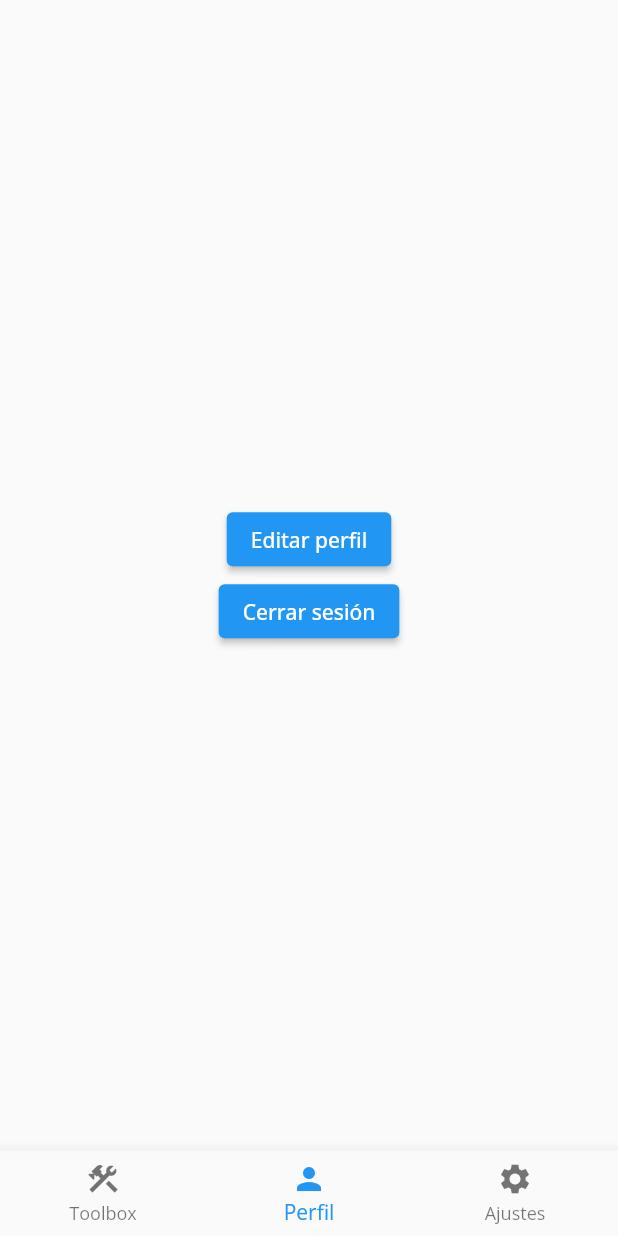
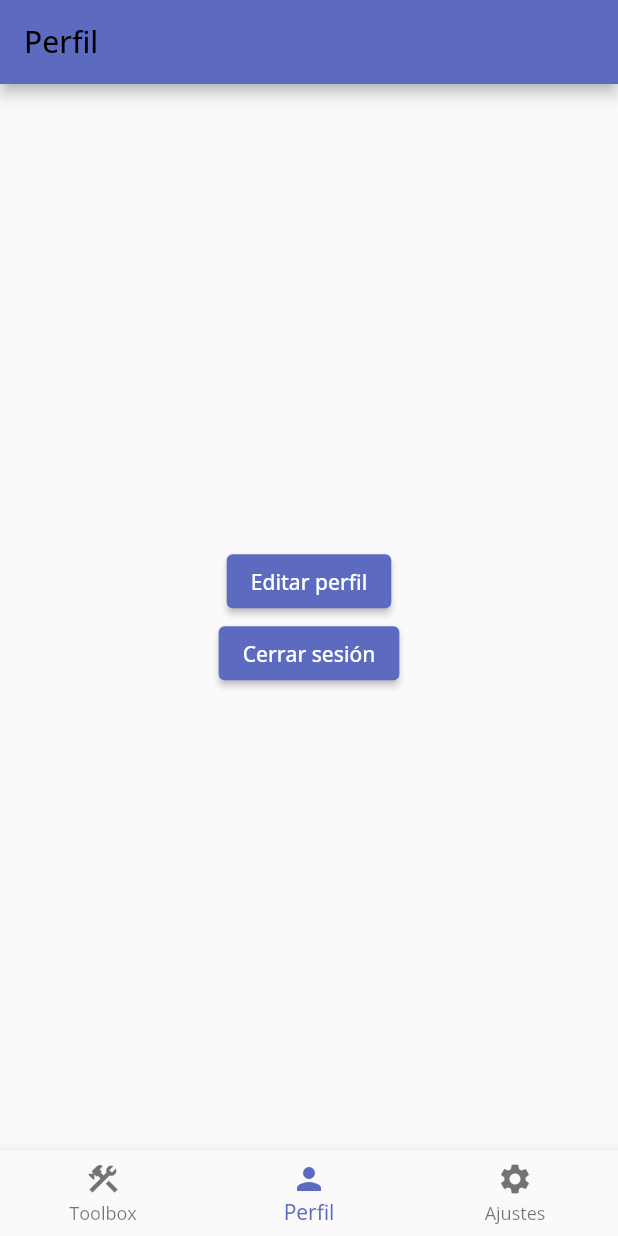
Before and after one commit to Sethyrus/absurd-toolbox, a Flutter app: the screen it shows once a user with an empty profile is signed in, item 2 of the bottom bar chosen, after a tap on "Cerrar sesión", on a phone screen of 412 x 824 dp. Run offline on Flutter 3.47's test engine with Material 2 defaults, Android fonts, the phone set to English and light mode, and no system bars; our stand-ins replace firebase_auth, firebase_core, flutter_easyloading, flutter_signin_button, google_fonts, google_sign_in and 1 more; missing offline and left inert: flutter_barcode_scanner, flutter_sound_lite; accounts and stored records are empty.

Commit message:
apaños estéticos

```diff
--- a/lib/screens/note_screen.dart
+++ b/lib/screens/note_screen.dart
@@ -185,7 +185,7 @@ class _NoteScreenState extends State<NoteScreen> {
         content: Form(
           key: _form,
           child: Container(
-            color: Colors.yellow[100],
+            color: Colors.yellow.shade100,
             height: double.infinity,
             child: Column(
               children: [
--- a/lib/screens/profile_screen.dart
+++ b/lib/screens/profile_screen.dart
@@ -10,6 +10,9 @@ class ProfileScreen extends StatelessWidget {
   Widget build(BuildContext context) {
     return Layout(
       statusBarColor: Colors.indigo.shade700,
+      themeColor: Colors.indigo.shade400,
+      title: "Perfil",
+      showAppBar: true,
       content: Center(
         child: Column(
           mainAxisAlignment: MainAxisAlignment.center,
@@ -18,12 +21,22 @@ class ProfileScreen extends StatelessWidget {
               onPressed: () {
                 Navigator.of(context).pushNamed(EditProfileScreen.routeName);
               },
+              style: ButtonStyle(
+                backgroundColor: MaterialStateProperty.all(
+                  Colors.indigo.shade400,
+                ),
+              ),
               child: Text("Editar perfil"),
             ),
             ElevatedButton(
               onPressed: () {
                 FirebaseAuth.instance.signOut();
               },
+              style: ButtonStyle(
+                backgroundColor: MaterialStateProperty.all(
+                  Colors.indigo.shade400,
+                ),
+              ),
               child: Text("Cerrar sesión"),
             ),
           ],
--- a/lib/screens/settings_screen.dart
+++ b/lib/screens/settings_screen.dart
@@ -8,8 +8,11 @@ class SettingsScreen extends StatelessWidget {
   Widget build(BuildContext context) {
     return Layout(
       statusBarColor: Colors.indigo.shade700,
+      title: "Ajustes",
+      themeColor: Colors.indigo.shade400,
+      showAppBar: true,
       content: Center(
-        child: Text("Settings"),
+        child: Text("Ajustes"),
       ),
     );
   }
--- a/lib/screens/tabs_screen.dart
+++ b/lib/screens/tabs_screen.dart
@@ -95,7 +95,7 @@ class _TabsScreenState extends State<TabsScreen> {
           type: BottomNavigationBarType.fixed,
           currentIndex: _currentIndex,
           onTap: (val) => _onTabNavigation(val, context),
-          backgroundColor: Theme.of(context).scaffoldBackgroundColor,
+          selectedItemColor: Colors.indigo.shade400,
           items: List<BottomNavigationBarItem>.generate(
             appNavigator.length,
             (index) => BottomNavigationBarItem(
--- a/lib/widgets/home/home_logo.dart
+++ b/lib/widgets/home/home_logo.dart
@@ -7,7 +7,7 @@ class HomeLogo extends StatelessWidget {
       width: double.infinity,
       padding: EdgeInsets.symmetric(vertical: 32),
       decoration: BoxDecoration(
-        color: Colors.indigo[400],
+        color: Colors.indigo.shade400,
         border: Border(
           bottom: BorderSide(
             color: Colors.black,
@@ -21,14 +21,14 @@ class HomeLogo extends StatelessWidget {
           Icon(
             Icons.construction,
             size: 64,
-            color: Colors.yellow[600],
+            color: Colors.yellow.shade600,
           ),
           Text(
             'Absurd Toolbox',
             style: TextStyle(
               fontSize: 24,
               fontWeight: FontWeight.bold,
-              color: Colors.yellow[600],
+              color: Colors.yellow.shade600,
             ),
           ),
         ],
```
Also changed, not shown: lib/screens/edit_profile_screen.dart (+7 -2 lines).
